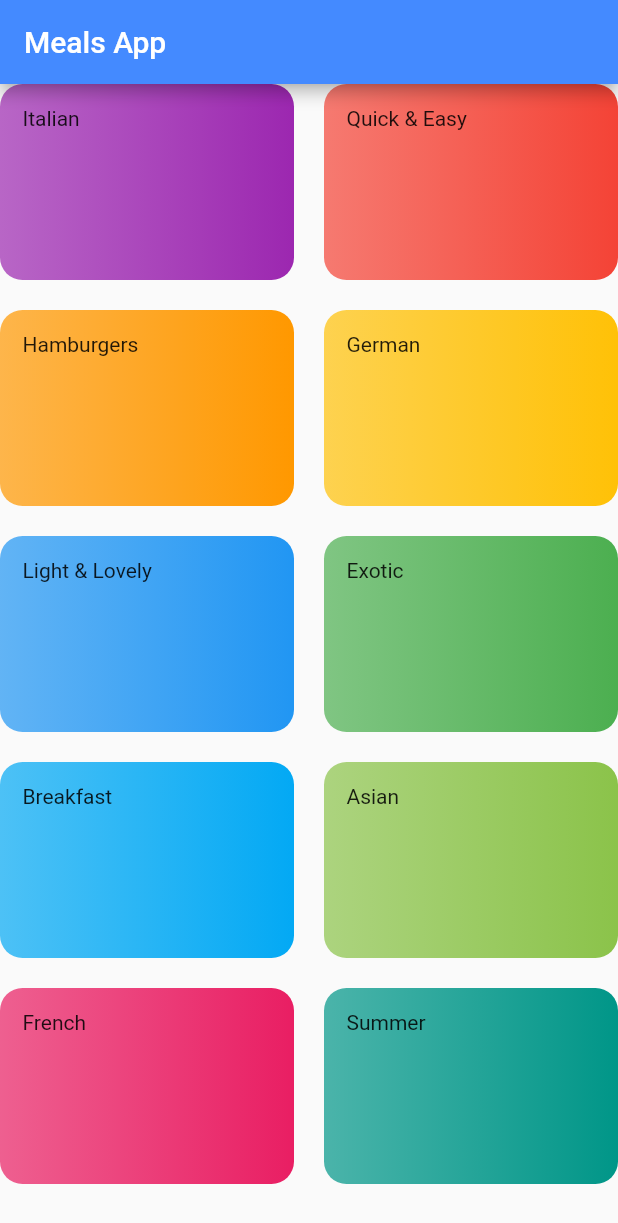
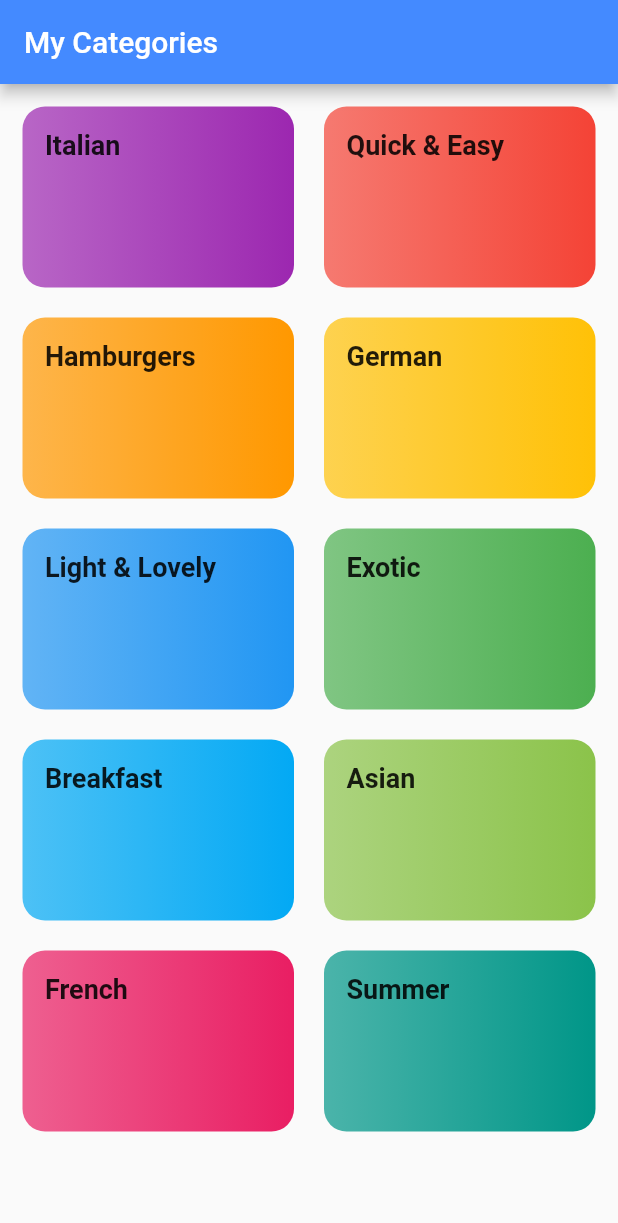
Before and after one commit to back-tosquare/Flutter-MealsApp, a Flutter app: the screen it shows after launch, on a phone screen of 412 x 824 dp. Shown: the top 1223 px of the screen. Run offline on Flutter 3.47's test engine with Material 2 defaults, Android fonts, the phone set to English and light mode, and no system bars.

Commit message:
Improving Categories Screen

```diff
--- a/MealsApp/lib/HomePage.dart
+++ b/MealsApp/lib/HomePage.dart
@@ -2,19 +2,11 @@ import 'package:flutter/material.dart';
 
 import './categories/CategoriesScreen.dart';
 
-class HomePage extends StatefulWidget {
-  final String title;
-  HomePage(this.title);
-  @override
-  _HomePageState createState() => _HomePageState();
-}
-
-class _HomePageState extends State<HomePage> {
-  @override
+class HomePage extends StatelessWidget {
   Widget build(BuildContext context) {
     return Scaffold(
       appBar: AppBar(
-        title: Text(widget.title),
+        title: Text("My Categories"),
       ),
       body: CategoriesScreen(),
     );
--- a/MealsApp/lib/categories/CategoriesScreen.dart
+++ b/MealsApp/lib/categories/CategoriesScreen.dart
@@ -2,20 +2,14 @@ import 'package:flutter/cupertino.dart';
 import 'package:flutter/material.dart';
 
 import './properties/MySliverGrid.dart';
-import './CategoryItem.dart';
-import './dummyData.dart';
+import './properties/GridChildren.dart';
 
 class CategoriesScreen extends StatelessWidget {
   @override
   Widget build(BuildContext context) {
     return GridView(
-      children: DUMMY_CATEGORIES
-          .map((category) => CategoryItem(
-                id: category.id,
-                title: category.title,
-                color: category.color,
-              ))
-          .toList(),
+      padding: EdgeInsets.all(15),
+      children: gridChildren,
       gridDelegate: const MySliverGrid(),
     );
   }
--- /dev/null
+++ b/MealsApp/lib/categories/CategoryInkWell.dart
@@ -0,0 +1,25 @@
+import 'package:flutter/material.dart';
+
+import './CategoryItem.dart';
+
+class CategoryInkWell extends StatelessWidget {
+  final String title;
+  final Color color;
+  final String id;
+
+  final BorderRadius boderRadius = BorderRadius.circular(15);
+
+  CategoryInkWell(
+      {@required this.title, @required this.color, @required this.id});
+
+  @override
+  Widget build(BuildContext context) {
+    return InkWell(
+      child: CategoryItem(
+          title: title, color: color, id: id, borderRadius: boderRadius),
+      splashColor: Theme.of(context).primaryColor,
+      borderRadius: boderRadius,
+      onTap: () {},
+    );
+  }
+}
--- a/MealsApp/lib/categories/CategoryItem.dart
+++ b/MealsApp/lib/categories/CategoryItem.dart
@@ -6,15 +6,23 @@ class CategoryItem extends StatelessWidget {
   final String title;
   final Color color;
   final String id;
+  final BorderRadius borderRadius;
 
-  CategoryItem({@required this.title, @required this.color, @required this.id});
+  CategoryItem(
+      {@required this.title,
+      @required this.color,
+      @required this.id,
+      @required this.borderRadius});
 
   @override
   Widget build(BuildContext context) {
     return Container(
       padding: const EdgeInsets.all(15),
-      child: Text(title),
-      decoration: MyDecoration(color),
+      child: Text(
+        title,
+        style: Theme.of(context).textTheme.headline6,
+      ),
+      decoration: MyDecoration(color: color, borderRadius: borderRadius),
     );
   }
 }
--- /dev/null
+++ b/MealsApp/lib/categories/properties/GridChildren.dart
@@ -0,0 +1,12 @@
+import 'package:flutter/material.dart';
+
+import '../CategoryInkWell.dart';
+import '../dummyData.dart';
+
+List<Widget> gridChildren = DUMMY_CATEGORIES
+    .map((category) => CategoryInkWell(
+          id: category.id,
+          title: category.title,
+          color: category.color,
+        ))
+    .toList();
--- a/MealsApp/lib/categories/properties/MyDecoration.dart
+++ b/MealsApp/lib/categories/properties/MyDecoration.dart
@@ -4,8 +4,9 @@ import './MyGradient.dart';
 
 class MyDecoration extends BoxDecoration {
   final Color color;
+  final BorderRadius borderRadius;
 
-  MyDecoration(this.color)
+  MyDecoration({@required this.color, @required this.borderRadius})
       : super(
           gradient: MyGradient(color),
           borderRadius: BorderRadius.circular(15),
--- a/MealsApp/lib/main.dart
+++ b/MealsApp/lib/main.dart
@@ -15,7 +15,7 @@ class MyApp extends StatelessWidget {
       debugShowCheckedModeBanner: false,
       title: title,
       theme: MyTheme().getThemeData(),
-      home: HomePage(title),
+      home: HomePage(),
     );
   }
 }
--- a/MealsApp/lib/utility/GeneralTheme.dart
+++ b/MealsApp/lib/utility/GeneralTheme.dart
@@ -5,7 +5,7 @@ class MyTheme {
     return ThemeData(
       textTheme: TextTheme(
         headline6: TextStyle(
-          fontSize: 16,
+          fontSize: 18,
           fontWeight: FontWeight.bold,
         ),
       ),
```
